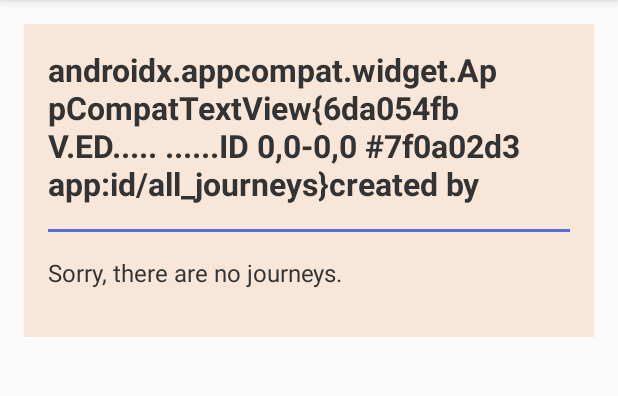
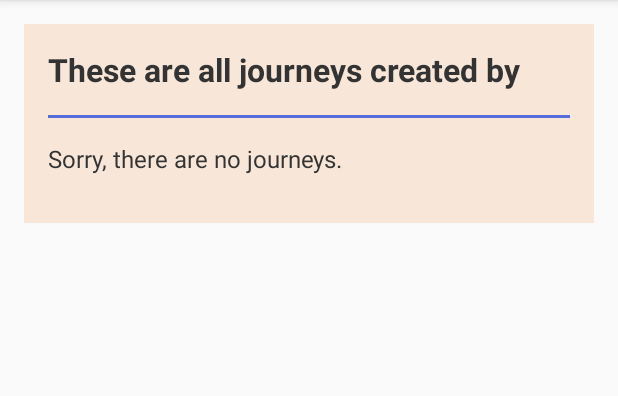
Before and after one commit to isperr/citybuddy_reisenbichler_sperr, an Android app: the ProfileActivity screen opened directly, with no data from a screen before it, after a tap on "Journeys", on a phone screen of 412 x 824 dp, the part 84-480 px from its top. Run offline under Robolectric (Android 15) with nearby library versions, the phone set to English and light mode, and no system bars; our stand-ins replace Firebase (no records; nobody signed in at launch, a user with empty details on screens opened directly); 5 statements that could not run were skipped.

Commit message:
chore: create and display journeys works

```diff
--- a/app/src/main/java/com/example/citybuddy/CreateJourneyActivity.java
+++ b/app/src/main/java/com/example/citybuddy/CreateJourneyActivity.java
@@ -25,9 +25,6 @@ import java.util.Map;
 public class CreateJourneyActivity extends AppCompatActivity {
 
     FirebaseFirestore db = FirebaseFirestore.getInstance();
-    DatePicker dpArrDate = (DatePicker) findViewById(R.id.arr_calender);
-    DatePicker dpDepDate = (DatePicker) findViewById(R.id.dep_calender);
-
 
     @Override
     protected void onCreate(Bundle savedInstanceState) {
@@ -37,7 +34,7 @@ public class CreateJourneyActivity extends AppCompatActivity {
         ArrayAdapter<String> countryAdapter = new ArrayAdapter<String>(this,
                 android.R.layout.simple_dropdown_item_1line, COUNTRIES);
         AutoCompleteTextView countryTextView = (AutoCompleteTextView)
-                findViewById(R.id.country_autocomplete);
+                findViewById(R.id.destination_autocomplete);
         countryTextView.setAdapter(countryAdapter);
     }
 
@@ -48,6 +45,10 @@ public class CreateJourneyActivity extends AppCompatActivity {
     };
 
     public void submitJourney(View v){
+
+        DatePicker dpArrDate = (DatePicker) findViewById(R.id.arr_calender);
+        DatePicker dpDepDate = (DatePicker) findViewById(R.id.dep_calender);
+
 
         FirebaseUser user = FirebaseAuth.getInstance().getCurrentUser();
         String email = user.getEmail();
@@ -86,8 +87,10 @@ public class CreateJourneyActivity extends AppCompatActivity {
             journey.put("arrival", arrival.toString());
             journey.put("departure", departure.toString());
 
+            String docID = email.substring(0,4) + destination;
+
             db.collection("journeys")
-                    .document(email)
+                    .document(docID)
                     .set(journey)
                     .addOnSuccessListener(new OnSuccessListener<Void>() {
                         @Override
@@ -101,8 +104,9 @@ public class CreateJourneyActivity extends AppCompatActivity {
                     Log.w("DocSnippets", "Error adding document", e);
                 }
             });
+
+            startActivity(journeyIntent);
         }
-
     }
 
     public void makeToast(String toastText){
--- a/app/src/main/java/com/example/citybuddy/JourneyActivity.java
+++ b/app/src/main/java/com/example/citybuddy/JourneyActivity.java
@@ -1,5 +1,6 @@
 package com.example.citybuddy;
 
+import android.app.Activity;
 import android.content.Intent;
 import android.support.annotation.NonNull;
 import android.support.v7.app.AppCompatActivity;
@@ -7,6 +8,7 @@ import android.os.Bundle;
 import android.util.Log;
 import android.view.Gravity;
 import android.view.View;
+import android.widget.Button;
 import android.widget.LinearLayout;
 import android.widget.TextView;
 import android.widget.Toast;
@@ -24,19 +26,24 @@ public class JourneyActivity extends AppCompatActivity {
     private static final String TAG = "Journeys";
     FirebaseFirestore db = FirebaseFirestore.getInstance();
 
-
     @Override
     protected void onCreate(Bundle savedInstanceState) {
         super.onCreate(savedInstanceState);
         setContentView(R.layout.activity_journey);
 
         showJourneys();
+
+    }
+
+    public void newJourney(View v){
+        Intent createJourneyIntent = new Intent(this, CreateJourneyActivity.class);
+        startActivity(createJourneyIntent);
     }
 
     public void showJourneys(){
 
         TextView heading = (TextView) findViewById(R.id.all_journeys);
-        String journeyHeading = heading.toString();
+        String journeyHeading = "";
 
         Intent intent = getIntent();
         Bundle bundle = intent.getExtras();
@@ -47,17 +54,18 @@ public class JourneyActivity extends AppCompatActivity {
         else{
             Boolean personal = intent.getBooleanExtra("personal", false);
             String email = intent.getStringExtra("user_email");
-            String name = firstLetterUpper(intent.getStringExtra("full_name"));
 
-
-            if(personal){
-                journeyHeading = journeyHeading + "created by you";
+            if(!personal){
+                String name = firstLetterUpper(intent.getStringExtra("full_name"));
+                journeyHeading = " created by " + name;
+                Button journeyButton = findViewById(R.id.journey_button);
+                journeyButton.setVisibility(View.GONE);
             }
             else{
-                journeyHeading = journeyHeading + "created by " + name;
+                journeyHeading = " created by you";
             }
 
-            heading.setText(journeyHeading);
+            heading.append(journeyHeading);
 
             getJourneys(email);
         }
--- a/app/src/main/java/com/example/citybuddy/ProfileActivity.java
+++ b/app/src/main/java/com/example/citybuddy/ProfileActivity.java
@@ -56,7 +56,7 @@ public class ProfileActivity extends AppCompatActivity {
         TextView fullName = findViewById(R.id.profile_name);
         TextView country = findViewById(R.id.country);
         TextView birthday = findViewById(R.id.birthday);
-        TextView mothertongue = findViewById(R.id.mothertongue);
+        TextView motherTongue = findViewById(R.id.mothertongue);
 
         Intent intent = getIntent();
         Bundle bundle = intent.getExtras();
@@ -77,7 +77,7 @@ public class ProfileActivity extends AppCompatActivity {
             fullName.setText(String.valueOf(profileName));
             country.setText(String.valueOf(profileCountry));
             birthday.setText(String.valueOf(profileBirthday));
-            mothertongue.setText(String.valueOf(profileMothertongue));
+            motherTongue.setText(String.valueOf(profileMothertongue));
 
 
             downloadPic();
--- a/app/src/main/res/layout/activity_journey.xml
+++ b/app/src/main/res/layout/activity_journey.xml
@@ -36,7 +36,19 @@
                 android:layout_width="match_parent"
                 android:layout_height="2dp"
                 android:background="@color/darkBlueColor"
-                android:layout_marginBottom="16sp"/>
+                android:layout_marginBottom="16dp"/>
+
+            <Button
+                android:id="@+id/journey_button"
+                android:layout_width="match_parent"
+                android:layout_height="wrap_content"
+                android:text="@string/new_journey"
+                android:textAllCaps="false"
+                android:background="@color/darkBlueColor"
+                android:textColor="@color/whiteColor"
+                android:onClick="newJourney"
+                android:layout_gravity="center"
+                android:layout_marginBottom="16dp"/>
 
             <LinearLayout
                 android:id="@+id/journey_layout"
--- a/app/src/main/res/values/strings.xml
+++ b/app/src/main/res/values/strings.xml
@@ -55,6 +55,7 @@
     <string name="arr">Arrival</string>
     <string name="dep">Departure</string>
     <string name="no_journeys">Sorry, there are no journeys.</string>
+    <string name="new_journey">Click here to create a new journey</string>
 
     <string name="all_journeys">These are all journeys</string>
     <string name="no_res">Sorry, no results found for this search!</string>
```
